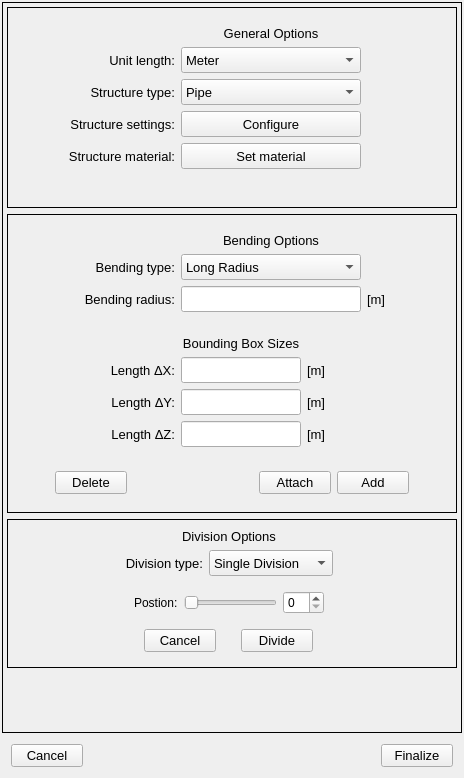
Old version of the form pulse/interface/data/ui_files/model/geometry/geometry_designer_widget.ui in the repository open-pulse/OpenPulse.
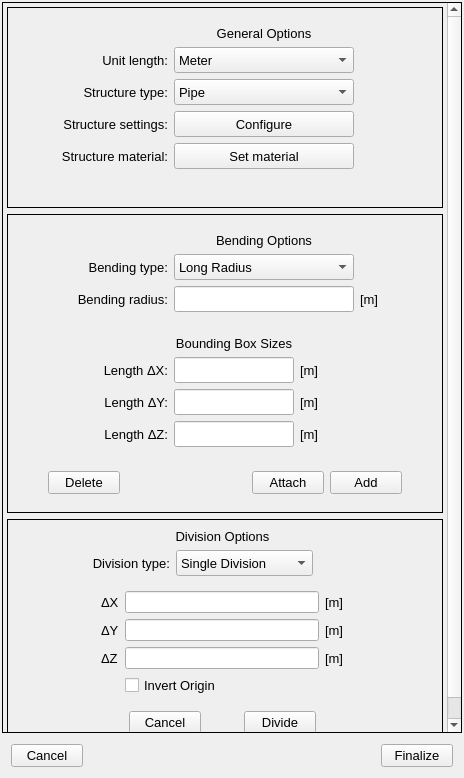
New version of the form. The open tabs and pages were chosen to show the change.

Commit message: Adds QStackedWidget's contents and connects it in GeometryDesignerWidget

```diff
--- a/pulse/interface/data/ui_files/model/geometry/geometry_designer_widget.ui
+++ b/pulse/interface/data/ui_files/model/geometry/geometry_designer_widget.ui
@@ -51,8 +51,8 @@
        <rect>
         <x>0</x>
         <y>0</y>
-        <width>458</width>
-        <height>728</height>
+        <width>441</width>
+        <height>770</height>
        </rect>
       </property>
       <layout class="QGridLayout" name="gridLayout_4">
@@ -1078,14 +1078,213 @@
           <enum>QFrame::Plain</enum>
          </property>
          <layout class="QGridLayout" name="gridLayout_7">
-          <item row="3" column="1">
-           <layout class="QHBoxLayout" name="horizontalLayout_5">
+          <item row="9" column="3">
+           <widget class="QFrame" name="frame_5">
+            <property name="frameShape">
+             <enum>QFrame::NoFrame</enum>
+            </property>
+            <property name="frameShadow">
+             <enum>QFrame::Raised</enum>
+            </property>
+            <layout class="QHBoxLayout" name="horizontalLayout_3">
+             <property name="leftMargin">
+              <number>0</number>
+             </property>
+             <property name="topMargin">
+              <number>0</number>
+             </property>
+             <property name="rightMargin">
+              <number>0</number>
+             </property>
+             <property name="bottomMargin">
+              <number>0</number>
+             </property>
+            </layout>
+           </widget>
+          </item>
+          <item row="4" column="2">
+           <layout class="QHBoxLayout" name="horizontalLayout_11">
             <item>
-             <layout class="QVBoxLayout" name="verticalLayout">
+             <widget class="QPushButton" name="cancel_division_button">
+              <property name="minimumSize">
+               <size>
+                <width>72</width>
+                <height>0</height>
+               </size>
+              </property>
+              <property name="maximumSize">
+               <size>
+                <width>72</width>
+                <height>16777215</height>
+               </size>
+              </property>
+              <property name="font">
+               <font>
+                <pointsize>10</pointsize>
+               </font>
+              </property>
+              <property name="text">
+               <string>Cancel</string>
+              </property>
+             </widget>
+            </item>
+            <item>
+             <widget class="QPushButton" name="apply_division_button">
+              <property name="minimumSize">
+               <size>
+                <width>72</width>
+                <height>0</height>
+               </size>
+              </property>
+              <property name="maximumSize">
+               <size>
+                <width>72</width>
+                <height>16777215</height>
+               </size>
+              </property>
+              <property name="font">
+               <font>
+                <pointsize>10</pointsize>
+               </font>
+              </property>
+              <property name="text">
+               <string>Divide</string>
+              </property>
+             </widget>
+            </item>
+           </layout>
+          </item>
+          <item row="1" column="2">
+           <layout class="QHBoxLayout" name="horizontalLayout_13">
+            <item>
+             <widget class="QLabel" name="label_4">
+              <property name="minimumSize">
+               <size>
+                <width>0</width>
+                <height>26</height>
+               </size>
+              </property>
+              <property name="maximumSize">
+               <size>
+                <width>120</width>
+                <height>26</height>
+               </size>
+              </property>
+              <property name="font">
+               <font>
+                <pointsize>10</pointsize>
+               </font>
+              </property>
+              <property name="text">
+               <string>Division type:</string>
+              </property>
+              <property name="alignment">
+               <set>Qt::AlignRight|Qt::AlignTrailing|Qt::AlignVCenter</set>
+              </property>
+             </widget>
+            </item>
+            <item>
+             <widget class="QComboBox" name="division_combobox">
+              <property name="minimumSize">
+               <size>
+                <width>0</width>
+                <height>26</height>
+               </size>
+              </property>
+              <property name="maximumSize">
+               <size>
+                <width>180</width>
+                <height>26</height>
+               </size>
+              </property>
+              <property name="font">
+               <font>
+                <pointsize>10</pointsize>
+               </font>
+              </property>
+              <item>
+               <property name="text">
+                <string>Single Division</string>
+               </property>
+              </item>
+              <item>
+               <property name="text">
+                <string>Multiple Division</string>
+               </property>
+              </item>
+              <item>
+               <property name="text">
+                <string>Projection Division</string>
+               </property>
+              </item>
+             </widget>
+            </item>
+            <item>
+             <spacer name="horizontalSpacer_11">
+              <property name="orientation">
+               <enum>Qt::Horizontal</enum>
+              </property>
+              <property name="sizeHint" stdset="0">
+               <size>
+                <width>40</width>
+                <height>20</height>
+               </size>
+              </property>
+             </spacer>
+            </item>
+           </layout>
+          </item>
+          <item row="1" column="0">
+           <spacer name="horizontalSpacer_9">
+            <property name="orientation">
+             <enum>Qt::Horizontal</enum>
+            </property>
+            <property name="sizeHint" stdset="0">
+             <size>
+              <width>40</width>
+              <height>20</height>
+             </size>
+            </property>
+           </spacer>
+          </item>
+          <item row="0" column="2">
+           <widget class="QLabel" name="general_options_label_3">
+            <property name="font">
+             <font>
+              <pointsize>10</pointsize>
+              <weight>50</weight>
+              <bold>false</bold>
+             </font>
+            </property>
+            <property name="text">
+             <string>Division Options</string>
+            </property>
+            <property name="alignment">
+             <set>Qt::AlignCenter</set>
+            </property>
+           </widget>
+          </item>
+          <item row="1" column="4">
+           <spacer name="horizontalSpacer_10">
+            <property name="orientation">
+             <enum>Qt::Horizontal</enum>
+            </property>
+            <property name="sizeHint" stdset="0">
+             <size>
+              <width>40</width>
+              <height>20</height>
+             </size>
+            </property>
+           </spacer>
+          </item>
+          <item row="2" column="2">
+           <layout class="QGridLayout" name="gridLayout_9">
+            <item row="0" column="0">
+             <layout class="QHBoxLayout" name="horizontalLayout_7">
               <item>
                <widget class="QStackedWidget" name="options_stack_widget">
                 <property name="sizePolicy">
-                 <sizepolicy hsizetype="Expanding" vsizetype="Expanding">
+                 <sizepolicy hsizetype="Expanding" vsizetype="Preferred">
                   <horstretch>0</horstretch>
                   <verstretch>0</verstretch>
                  </sizepolicy>
@@ -1103,6 +1302,11 @@
                  <layout class="QHBoxLayout" name="horizontalLayout_4">
                   <item>
                    <widget class="QLabel" name="position_slider_label">
+                    <property name="font">
+                     <font>
+                      <pointsize>10</pointsize>
+                     </font>
+                    </property>
                     <property name="text">
                      <string>Postion:</string>
                     </property>
@@ -1141,196 +1345,109 @@
                   </item>
                  </layout>
                 </widget>
+                <widget class="QWidget" name="page">
+                 <layout class="QGridLayout" name="gridLayout_3">
+                  <item row="0" column="2">
+                   <widget class="QLabel" name="unity_division_dx_label">
+                    <property name="font">
+                     <font>
+                      <pointsize>10</pointsize>
+                     </font>
+                    </property>
+                    <property name="text">
+                     <string>[m]</string>
+                    </property>
+                   </widget>
+                  </item>
+                  <item row="0" column="1">
+                   <widget class="QLineEdit" name="division_dx_line_edit"/>
+                  </item>
+                  <item row="1" column="0">
+                   <widget class="QLabel" name="division_dy_label">
+                    <property name="font">
+                     <font>
+                      <pointsize>10</pointsize>
+                     </font>
+                    </property>
+                    <property name="text">
+                     <string>ΔY</string>
+                    </property>
+                   </widget>
+                  </item>
+                  <item row="0" column="0">
+                   <widget class="QLabel" name="division_dx_label">
+                    <property name="font">
+                     <font>
+                      <pointsize>10</pointsize>
+                     </font>
+                    </property>
+                    <property name="text">
+                     <string>ΔX</string>
+                    </property>
+                   </widget>
+                  </item>
+                  <item row="2" column="0">
+                   <widget class="QLabel" name="division_dz_label">
+                    <property name="font">
+                     <font>
+                      <pointsize>10</pointsize>
+                     </font>
+                    </property>
+                    <property name="text">
+                     <string>ΔZ</string>
+                    </property>
+                   </widget>
+                  </item>
+                  <item row="2" column="1">
+                   <widget class="QLineEdit" name="division_dz_line_edit"/>
+                  </item>
+                  <item row="2" column="2">
+                   <widget class="QLabel" name="unity_division_dz_label">
+                    <property name="font">
+                     <font>
+                      <pointsize>10</pointsize>
+                     </font>
+                    </property>
+                    <property name="text">
+                     <string>[m]</string>
+                    </property>
+                   </widget>
+                  </item>
+                  <item row="1" column="2">
+                   <widget class="QLabel" name="unity_division_dy_label">
+                    <property name="font">
+                     <font>
+                      <pointsize>10</pointsize>
+                     </font>
+                    </property>
+                    <property name="text">
+                     <string>[m]</string>
+                    </property>
+                   </widget>
+                  </item>
+                  <item row="1" column="1">
+                   <widget class="QLineEdit" name="division_dy_line_edit"/>
+                  </item>
+                  <item row="3" column="1">
+                   <widget class="QCheckBox" name="invert_origin_checkbox">
+                    <property name="font">
+                     <font>
+                      <pointsize>10</pointsize>
+                     </font>
+                    </property>
+                    <property name="text">
+                     <string>Invert Origin</string>
+                    </property>
+                   </widget>
+                  </item>
+                 </layout>
+                </widget>
                </widget>
               </item>
              </layout>
             </item>
            </layout>
           </item>
-          <item row="2" column="1">
-           <layout class="QHBoxLayout" name="horizontalLayout_13">
-            <item>
-             <widget class="QLabel" name="label_4">
-              <property name="minimumSize">
-               <size>
-                <width>0</width>
-                <height>26</height>
-               </size>
-              </property>
-              <property name="maximumSize">
-               <size>
-                <width>120</width>
-                <height>26</height>
-               </size>
-              </property>
-              <property name="font">
-               <font>
-                <pointsize>10</pointsize>
-               </font>
-              </property>
-              <property name="text">
-               <string>Division type:</string>
-              </property>
-              <property name="alignment">
-               <set>Qt::AlignRight|Qt::AlignTrailing|Qt::AlignVCenter</set>
-              </property>
-             </widget>
-            </item>
-            <item>
-             <widget class="QComboBox" name="division_combobox">
-              <property name="minimumSize">
-               <size>
-                <width>0</width>
-                <height>26</height>
-               </size>
-              </property>
-              <property name="maximumSize">
-               <size>
-                <width>180</width>
-                <height>26</height>
-               </size>
-              </property>
-              <property name="font">
-               <font>
-                <pointsize>10</pointsize>
-               </font>
-              </property>
-              <item>
-               <property name="text">
-                <string>Single Division</string>
-               </property>
-              </item>
-              <item>
-               <property name="text">
-                <string>Multiple Division</string>
-               </property>
-              </item>
-             </widget>
-            </item>
-           </layout>
-          </item>
-          <item row="0" column="1">
-           <layout class="QVBoxLayout" name="verticalLayout_9"/>
-          </item>
-          <item row="5" column="1">
-           <layout class="QHBoxLayout" name="horizontalLayout_11">
-            <item>
-             <widget class="QPushButton" name="cancel_division_button">
-              <property name="minimumSize">
-               <size>
-                <width>72</width>
-                <height>0</height>
-               </size>
-              </property>
-              <property name="maximumSize">
-               <size>
-                <width>72</width>
-                <height>16777215</height>
-               </size>
-              </property>
-              <property name="font">
-               <font>
-                <pointsize>10</pointsize>
-               </font>
-              </property>
-              <property name="text">
-               <string>Cancel</string>
-              </property>
-             </widget>
-            </item>
-            <item>
-             <widget class="QPushButton" name="apply_division_button">
-              <property name="minimumSize">
-               <size>
-                <width>72</width>
-                <height>0</height>
-               </size>
-              </property>
-              <property name="maximumSize">
-               <size>
-                <width>72</width>
-                <height>16777215</height>
-               </size>
-              </property>
-              <property name="font">
-               <font>
-                <pointsize>10</pointsize>
-               </font>
-              </property>
-              <property name="text">
-               <string>Divide</string>
-              </property>
-             </widget>
-            </item>
-           </layout>
-          </item>
-          <item row="10" column="2">
-           <widget class="QFrame" name="frame_5">
-            <property name="frameShape">
-             <enum>QFrame::NoFrame</enum>
-            </property>
-            <property name="frameShadow">
-             <enum>QFrame::Raised</enum>
-            </property>
-            <layout class="QHBoxLayout" name="horizontalLayout_3">
-             <property name="leftMargin">
-              <number>0</number>
-             </property>
-             <property name="topMargin">
-              <number>0</number>
-             </property>
-             <property name="rightMargin">
-              <number>0</number>
-             </property>
-             <property name="bottomMargin">
-              <number>0</number>
-             </property>
-            </layout>
-           </widget>
-          </item>
-          <item row="1" column="1">
-           <widget class="QLabel" name="general_options_label_3">
-            <property name="font">
-             <font>
-              <pointsize>10</pointsize>
-              <weight>50</weight>
-              <bold>false</bold>
-             </font>
-            </property>
-            <property name="text">
-             <string>Division Options</string>
-            </property>
-            <property name="alignment">
-             <set>Qt::AlignCenter</set>
-            </property>
-           </widget>
-          </item>
-          <item row="2" column="3">
-           <spacer name="horizontalSpacer_10">
-            <property name="orientation">
-             <enum>Qt::Horizontal</enum>
-            </property>
-            <property name="sizeHint" stdset="0">
-             <size>
-              <width>40</width>
-              <height>20</height>
-             </size>
-            </property>
-           </spacer>
-          </item>
-          <item row="2" column="0">
-           <spacer name="horizontalSpacer_9">
-            <property name="orientation">
-             <enum>Qt::Horizontal</enum>
-            </property>
-            <property name="sizeHint" stdset="0">
-             <size>
-              <width>40</width>
-              <height>20</height>
-             </size>
-            </property>
-           </spacer>
-          </item>
          </layout>
         </widget>
        </item>
```
Left out of the diff: 31 changed lines with no effect on the pictures. The commit also changes 1 other file.
